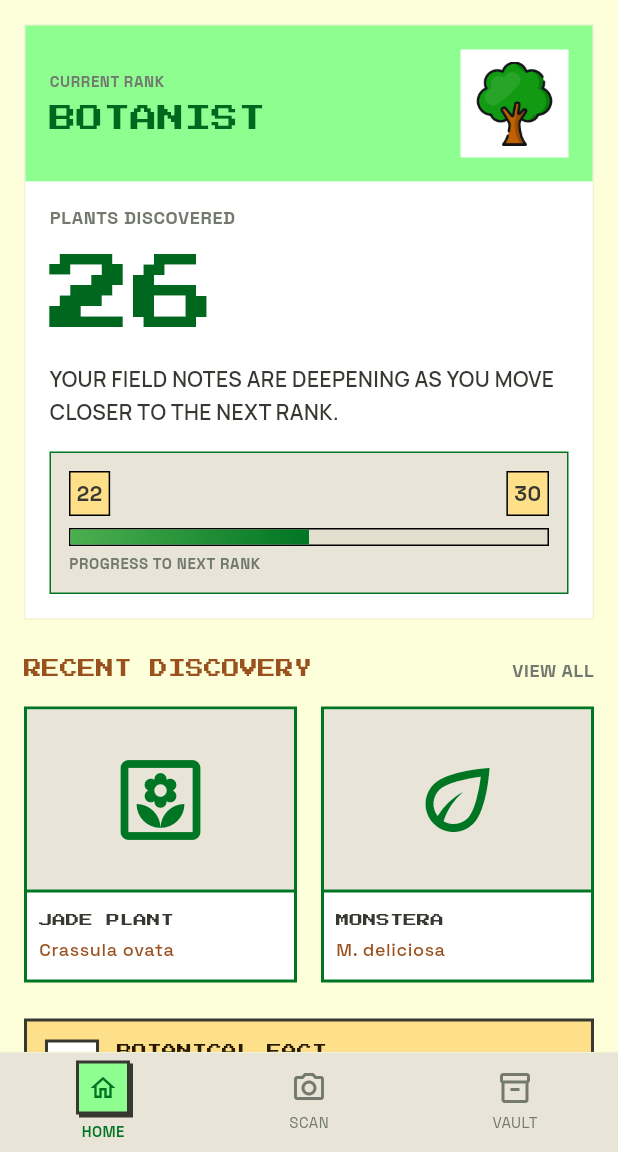
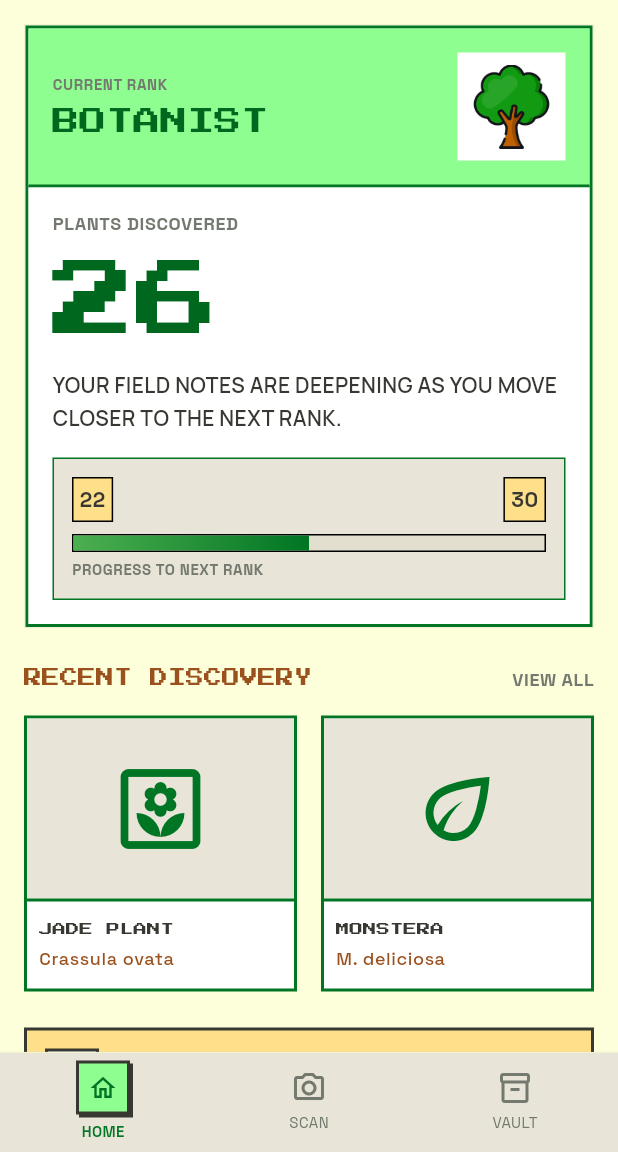
Before and after one commit to samyakrajgruhi/Floradex, a Flutter app: the screen it shows after launch, on a phone screen of 412 x 824 dp, the part 84-1236 px from its top. Run offline on Flutter 3.47's test engine with Material 3 defaults, Android fonts, the phone set to English and light mode, and no system bars; our stand-ins replace camera, flutter_dotenv, google_fonts, hive, hive_flutter, image_picker; missing offline and left inert: langchain, langchain_google; accounts and stored records are empty.

Commit message:
Refactor DashboardPage layout for improved styling and structure

```diff
--- a/lib/screens/botanical_vault.dart
+++ b/lib/screens/botanical_vault.dart
@@ -1,6 +1,5 @@
 import 'dart:async';
 import 'dart:io';
-import 'package:floradex/services/rank_service.dart';
 import 'package:intl/intl.dart';
 import 'package:floradex/models/plant_record.dart';
 import 'package:floradex/services/database_service.dart';
--- a/lib/screens/dashboard.dart
+++ b/lib/screens/dashboard.dart
@@ -44,12 +44,21 @@ class _DashboardPageState extends State<DashboardPage> {
     return FloraGhostBorder(
       child: Container(
         width: double.infinity,
+        decoration: BoxDecoration(
           color: AppTheme.surfaceContainerLow,
+          border: Border.all(color: AppTheme.primary, width: 2),
+        ),
+
         child: Column(
           crossAxisAlignment: CrossAxisAlignment.stretch,
           children: [
             Container(
+              decoration: BoxDecoration(
                 color: AppTheme.primaryContainer,
+                border: Border(
+                  bottom: BorderSide(color: AppTheme.primary, width: 2),
+                ),
+              ),
               padding: const EdgeInsets.all(AppTheme.space4),
               child: Row(
                 crossAxisAlignment: CrossAxisAlignment.center,
@@ -97,8 +106,7 @@ class _DashboardPageState extends State<DashboardPage> {
               child: Column(
                 crossAxisAlignment: CrossAxisAlignment.stretch,
                 children: [
-                  Expanded(
-                    child: Column(
+                  Column(
                     crossAxisAlignment: CrossAxisAlignment.start,
                     children: [
                       Text(
@@ -120,7 +128,6 @@ class _DashboardPageState extends State<DashboardPage> {
                             ),
                       ),
                     ],
-                    ),
                   ),
                   const SizedBox(height: AppTheme.space4),
                   Text(
```
Lines whose indentation alone changed are shown as unchanged.
